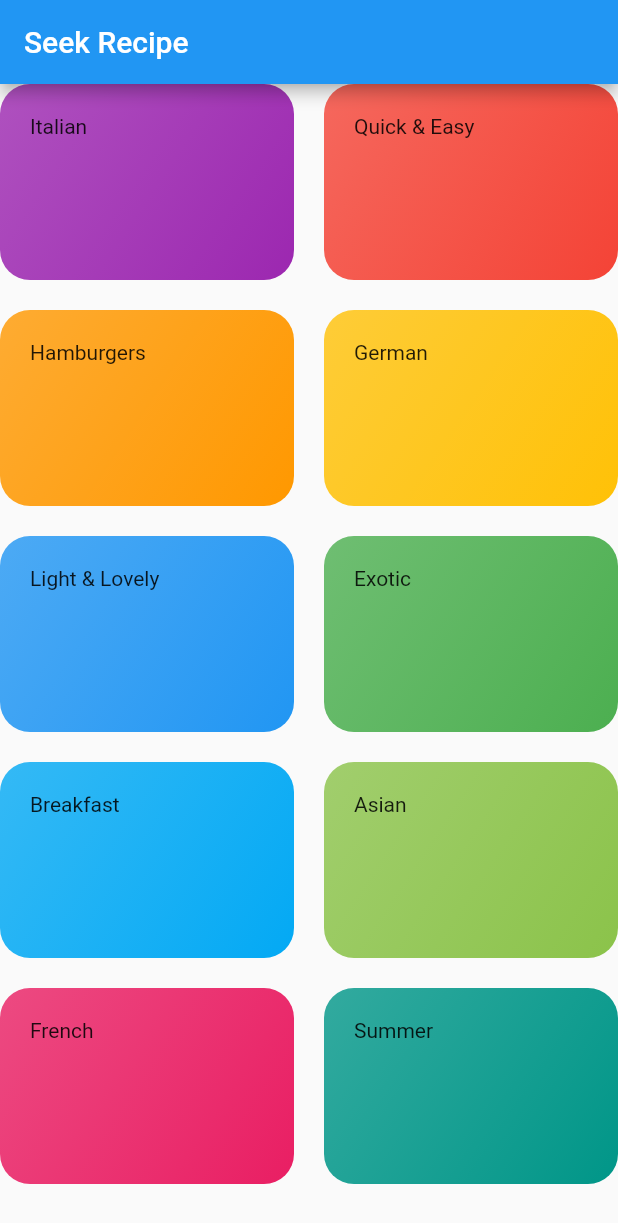
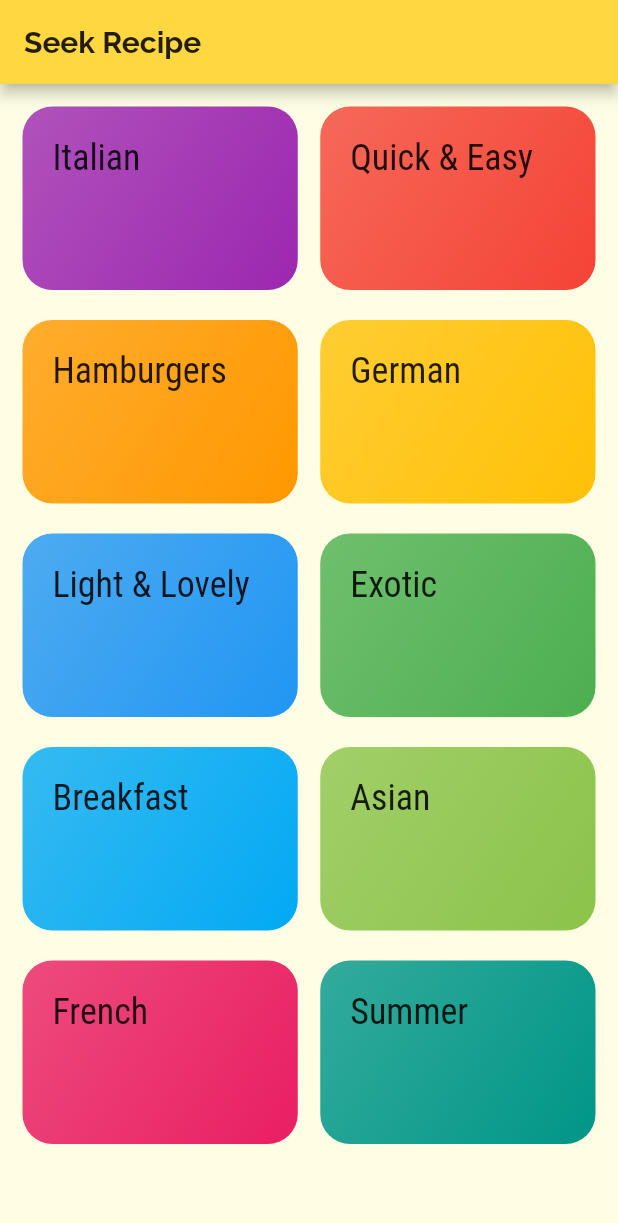
Before and after one commit to hammadkhan30/Recipe_app, a Flutter app: the screen it shows after launch, on a phone screen of 412 x 824 dp. Shown: the top 1223 px of the screen. Run offline on Flutter 3.47's test engine with Material 2 defaults, Android fonts, the phone set to English and light mode, and no system bars.

Commit message:
did some styling added some text style and theme

```diff
--- a/lib/controller/categorie_item.dart
+++ b/lib/controller/categorie_item.dart
@@ -10,7 +10,10 @@ class CategorieItem extends StatelessWidget {
   Widget build(BuildContext context) {
     return Container(
       padding: const EdgeInsets.all(20),
-      child: Text(title),
+      child: Text(
+        title,
+        style: Theme.of(context).textTheme.title,
+      ),
       decoration: BoxDecoration(
         gradient: LinearGradient(
           colors: [
--- a/lib/main.dart
+++ b/lib/main.dart
@@ -1,3 +1,5 @@
+import 'dart:ui';
+
 import 'package:flutter/material.dart';
 import './view/categories_screen.dart';
 
@@ -8,6 +10,24 @@ class RecipeApp extends StatelessWidget {
   Widget build(BuildContext context) {
     return MaterialApp(
       title: "Recipes",
+      theme: ThemeData(
+        primaryColor: Colors.amberAccent,
+        accentColor: Colors.yellowAccent,
+        canvasColor: Color.fromRGBO(255, 254, 229, 1),
+        fontFamily: 'Raleway',
+        textTheme: ThemeData.light().textTheme.copyWith(
+          body1: TextStyle(
+            color: Color.fromRGBO(20,51,51,1),
+          ),
+          body2: TextStyle(
+              color: Color.fromRGBO(20,51,51,1),
+          ),
+          title:TextStyle(
+            fontSize: 24,
+            fontFamily:'RobotoCondensed',
+          ),
+        ),
+      ),
       home: CategoriesScreen(),
     );
   }
--- a/lib/view/categories_screen.dart
+++ b/lib/view/categories_screen.dart
@@ -10,13 +10,14 @@ class CategoriesScreen extends StatelessWidget {
         title: Text("Seek Recipe"),
       ),
       body: GridView(
+        padding: const EdgeInsets.all(15),
         children: DUMMY_CATEGORIES
             .map((catData) => CategorieItem(catData.title, catData.color))
             .toList(),
         gridDelegate: SliverGridDelegateWithMaxCrossAxisExtent(
           maxCrossAxisExtent: 200,
           childAspectRatio: 3 / 2,
-          crossAxisSpacing: 20,
+          crossAxisSpacing: 15,
           mainAxisSpacing: 20,
         ),
       ),
```
Also changed, not shown: pubspec.yaml (+18 -11 lines), assets/fonts/Raleway-Black.ttf (added), assets/fonts/Raleway-Bold.ttf (added), assets/fonts/Raleway-Regular.ttf (added), assets/fonts/RobotoCondensed-Bold.ttf (added), assets/fonts/RobotoCondensed-Italic.ttf (added), assets/fonts/RobotoCondensed-Light.ttf (added), assets/fonts/RobotoCondensed-Regular.ttf (added).
